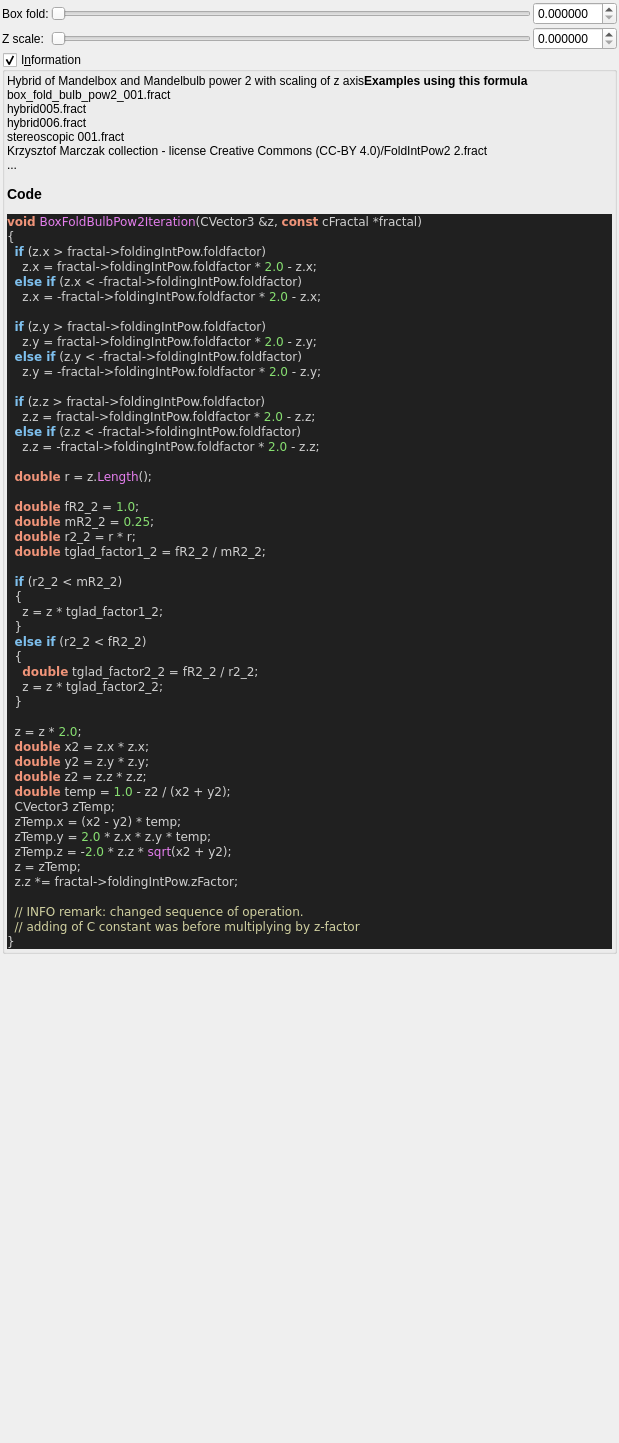
This is mandelbulber2/qt_data/fractal_boxfold_bulbpow2.ui in buddhi1980/mandelbulber2 as Qt 5 draws it before an edit. The edited form follows.
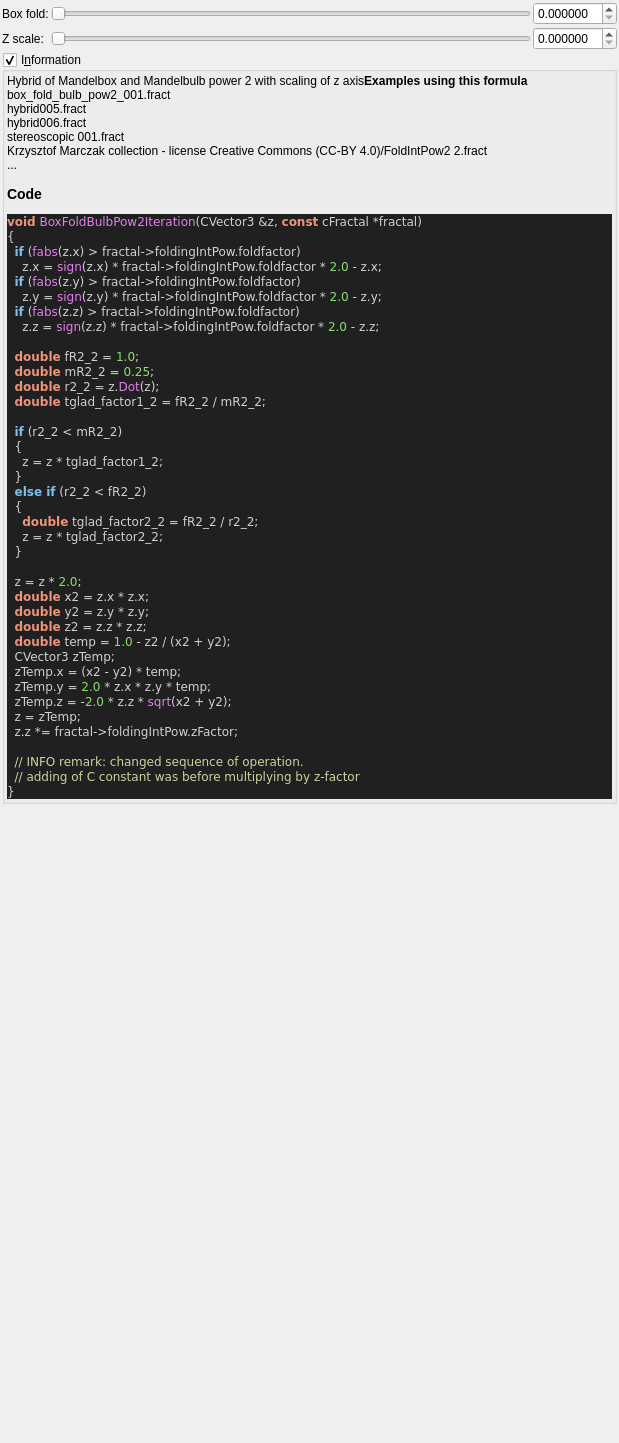
This is the edited form. Custom widgets are drawn as their Qt base class.

```diff
--- a/mandelbulber2/qt_data/fractal_boxfold_bulbpow2.ui
+++ b/mandelbulber2/qt_data/fractal_boxfold_bulbpow2.ui
@@ -186,26 +186,16 @@
 &lt;body style=&quot;background-color:#202020&quot;&gt;
 &lt;pre style=&quot;color:#d0d0d0; background-color:#202020;  font-family:'Courier New',monospace;&quot;&gt;&lt;span style=&quot;color:#f09479; font-weight:bold&quot;&gt;void&lt;/span&gt; &lt;span style=&quot;color:#e47eed&quot;&gt;BoxFoldBulbPow2Iteration&lt;/span&gt;&lt;span style=&quot;color:#d0d0d0&quot;&gt;(&lt;/span&gt;CVector3 &lt;span style=&quot;color:#d0d0d0&quot;&gt;&amp;amp;&lt;/span&gt;z&lt;span style=&quot;color:#d0d0d0&quot;&gt;,&lt;/span&gt; &lt;span style=&quot;color:#f09479; font-weight:bold&quot;&gt;const&lt;/span&gt; cFractal &lt;span style=&quot;color:#d0d0d0&quot;&gt;*&lt;/span&gt;fractal&lt;span style=&quot;color:#d0d0d0&quot;&gt;)&lt;/span&gt;
 &lt;span style=&quot;color:#d0d0d0&quot;&gt;{&lt;/span&gt;
-  &lt;span style=&quot;color:#7ec0ee; font-weight:bold&quot;&gt;if&lt;/span&gt; &lt;span style=&quot;color:#d0d0d0&quot;&gt;(&lt;/span&gt;z&lt;span style=&quot;color:#d0d0d0&quot;&gt;.&lt;/span&gt;x &lt;span style=&quot;color:#d0d0d0&quot;&gt;&amp;gt;&lt;/span&gt; fractal&lt;span style=&quot;color:#d0d0d0&quot;&gt;-&amp;gt;&lt;/span&gt;foldingIntPow&lt;span style=&quot;color:#d0d0d0&quot;&gt;.&lt;/span&gt;foldfactor&lt;span style=&quot;color:#d0d0d0&quot;&gt;)&lt;/span&gt;
-    z&lt;span style=&quot;color:#d0d0d0&quot;&gt;.&lt;/span&gt;x &lt;span style=&quot;color:#d0d0d0&quot;&gt;=&lt;/span&gt; fractal&lt;span style=&quot;color:#d0d0d0&quot;&gt;-&amp;gt;&lt;/span&gt;foldingIntPow&lt;span style=&quot;color:#d0d0d0&quot;&gt;.&lt;/span&gt;foldfactor &lt;span style=&quot;color:#d0d0d0&quot;&gt;*&lt;/span&gt; &lt;span style=&quot;color:#87df71&quot;&gt;2.0&lt;/span&gt; &lt;span style=&quot;color:#d0d0d0&quot;&gt;-&lt;/span&gt; z&lt;span style=&quot;color:#d0d0d0&quot;&gt;.&lt;/span&gt;x&lt;span style=&quot;color:#d0d0d0&quot;&gt;;&lt;/span&gt;
-  &lt;span style=&quot;color:#7ec0ee; font-weight:bold&quot;&gt;else if&lt;/span&gt; &lt;span style=&quot;color:#d0d0d0&quot;&gt;(&lt;/span&gt;z&lt;span style=&quot;color:#d0d0d0&quot;&gt;.&lt;/span&gt;x &lt;span style=&quot;color:#d0d0d0&quot;&gt;&amp;lt; -&lt;/span&gt;fractal&lt;span style=&quot;color:#d0d0d0&quot;&gt;-&amp;gt;&lt;/span&gt;foldingIntPow&lt;span style=&quot;color:#d0d0d0&quot;&gt;.&lt;/span&gt;foldfactor&lt;span style=&quot;color:#d0d0d0&quot;&gt;)&lt;/span&gt;
-    z&lt;span style=&quot;color:#d0d0d0&quot;&gt;.&lt;/span&gt;x &lt;span style=&quot;color:#d0d0d0&quot;&gt;= -&lt;/span&gt;fractal&lt;span style=&quot;color:#d0d0d0&quot;&gt;-&amp;gt;&lt;/span&gt;foldingIntPow&lt;span style=&quot;color:#d0d0d0&quot;&gt;.&lt;/span&gt;foldfactor &lt;span style=&quot;color:#d0d0d0&quot;&gt;*&lt;/span&gt; &lt;span style=&quot;color:#87df71&quot;&gt;2.0&lt;/span&gt; &lt;span style=&quot;color:#d0d0d0&quot;&gt;-&lt;/span&gt; z&lt;span style=&quot;color:#d0d0d0&quot;&gt;.&lt;/span&gt;x&lt;span style=&quot;color:#d0d0d0&quot;&gt;;&lt;/span&gt;
-
-  &lt;span style=&quot;color:#7ec0ee; font-weight:bold&quot;&gt;if&lt;/span&gt; &lt;span style=&quot;color:#d0d0d0&quot;&gt;(&lt;/span&gt;z&lt;span style=&quot;color:#d0d0d0&quot;&gt;.&lt;/span&gt;y &lt;span style=&quot;color:#d0d0d0&quot;&gt;&amp;gt;&lt;/span&gt; fractal&lt;span style=&quot;color:#d0d0d0&quot;&gt;-&amp;gt;&lt;/span&gt;foldingIntPow&lt;span style=&quot;color:#d0d0d0&quot;&gt;.&lt;/span&gt;foldfactor&lt;span style=&quot;color:#d0d0d0&quot;&gt;)&lt;/span&gt;
-    z&lt;span style=&quot;color:#d0d0d0&quot;&gt;.&lt;/span&gt;y &lt;span style=&quot;color:#d0d0d0&quot;&gt;=&lt;/span&gt; fractal&lt;span style=&quot;color:#d0d0d0&quot;&gt;-&amp;gt;&lt;/span&gt;foldingIntPow&lt;span style=&quot;color:#d0d0d0&quot;&gt;.&lt;/span&gt;foldfactor &lt;span style=&quot;color:#d0d0d0&quot;&gt;*&lt;/span&gt; &lt;span style=&quot;color:#87df71&quot;&gt;2.0&lt;/span&gt; &lt;span style=&quot;color:#d0d0d0&quot;&gt;-&lt;/span&gt; z&lt;span style=&quot;color:#d0d0d0&quot;&gt;.&lt;/span&gt;y&lt;span style=&quot;color:#d0d0d0&quot;&gt;;&lt;/span&gt;
-  &lt;span style=&quot;color:#7ec0ee; font-weight:bold&quot;&gt;else if&lt;/span&gt; &lt;span style=&quot;color:#d0d0d0&quot;&gt;(&lt;/span&gt;z&lt;span style=&quot;color:#d0d0d0&quot;&gt;.&lt;/span&gt;y &lt;span style=&quot;color:#d0d0d0&quot;&gt;&amp;lt; -&lt;/span&gt;fractal&lt;span style=&quot;color:#d0d0d0&quot;&gt;-&amp;gt;&lt;/span&gt;foldingIntPow&lt;span style=&quot;color:#d0d0d0&quot;&gt;.&lt;/span&gt;foldfactor&lt;span style=&quot;color:#d0d0d0&quot;&gt;)&lt;/span&gt;
-    z&lt;span style=&quot;color:#d0d0d0&quot;&gt;.&lt;/span&gt;y &lt;span style=&quot;color:#d0d0d0&quot;&gt;= -&lt;/span&gt;fractal&lt;span style=&quot;color:#d0d0d0&quot;&gt;-&amp;gt;&lt;/span&gt;foldingIntPow&lt;span style=&quot;color:#d0d0d0&quot;&gt;.&lt;/span&gt;foldfactor &lt;span style=&quot;color:#d0d0d0&quot;&gt;*&lt;/span&gt; &lt;span style=&quot;color:#87df71&quot;&gt;2.0&lt;/span&gt; &lt;span style=&quot;color:#d0d0d0&quot;&gt;-&lt;/span&gt; z&lt;span style=&quot;color:#d0d0d0&quot;&gt;.&lt;/span&gt;y&lt;span style=&quot;color:#d0d0d0&quot;&gt;;&lt;/span&gt;
-
-  &lt;span style=&quot;color:#7ec0ee; font-weight:bold&quot;&gt;if&lt;/span&gt; &lt;span style=&quot;color:#d0d0d0&quot;&gt;(&lt;/span&gt;z&lt;span style=&quot;color:#d0d0d0&quot;&gt;.&lt;/span&gt;z &lt;span style=&quot;color:#d0d0d0&quot;&gt;&amp;gt;&lt;/span&gt; fractal&lt;span style=&quot;color:#d0d0d0&quot;&gt;-&amp;gt;&lt;/span&gt;foldingIntPow&lt;span style=&quot;color:#d0d0d0&quot;&gt;.&lt;/span&gt;foldfactor&lt;span style=&quot;color:#d0d0d0&quot;&gt;)&lt;/span&gt;
-    z&lt;span style=&quot;color:#d0d0d0&quot;&gt;.&lt;/span&gt;z &lt;span style=&quot;color:#d0d0d0&quot;&gt;=&lt;/span&gt; fractal&lt;span style=&quot;color:#d0d0d0&quot;&gt;-&amp;gt;&lt;/span&gt;foldingIntPow&lt;span style=&quot;color:#d0d0d0&quot;&gt;.&lt;/span&gt;foldfactor &lt;span style=&quot;color:#d0d0d0&quot;&gt;*&lt;/span&gt; &lt;span style=&quot;color:#87df71&quot;&gt;2.0&lt;/span&gt; &lt;span style=&quot;color:#d0d0d0&quot;&gt;-&lt;/span&gt; z&lt;span style=&quot;color:#d0d0d0&quot;&gt;.&lt;/span&gt;z&lt;span style=&quot;color:#d0d0d0&quot;&gt;;&lt;/span&gt;
-  &lt;span style=&quot;color:#7ec0ee; font-weight:bold&quot;&gt;else if&lt;/span&gt; &lt;span style=&quot;color:#d0d0d0&quot;&gt;(&lt;/span&gt;z&lt;span style=&quot;color:#d0d0d0&quot;&gt;.&lt;/span&gt;z &lt;span style=&quot;color:#d0d0d0&quot;&gt;&amp;lt; -&lt;/span&gt;fractal&lt;span style=&quot;color:#d0d0d0&quot;&gt;-&amp;gt;&lt;/span&gt;foldingIntPow&lt;span style=&quot;color:#d0d0d0&quot;&gt;.&lt;/span&gt;foldfactor&lt;span style=&quot;color:#d0d0d0&quot;&gt;)&lt;/span&gt;
-    z&lt;span style=&quot;color:#d0d0d0&quot;&gt;.&lt;/span&gt;z &lt;span style=&quot;color:#d0d0d0&quot;&gt;= -&lt;/span&gt;fractal&lt;span style=&quot;color:#d0d0d0&quot;&gt;-&amp;gt;&lt;/span&gt;foldingIntPow&lt;span style=&quot;color:#d0d0d0&quot;&gt;.&lt;/span&gt;foldfactor &lt;span style=&quot;color:#d0d0d0&quot;&gt;*&lt;/span&gt; &lt;span style=&quot;color:#87df71&quot;&gt;2.0&lt;/span&gt; &lt;span style=&quot;color:#d0d0d0&quot;&gt;-&lt;/span&gt; z&lt;span style=&quot;color:#d0d0d0&quot;&gt;.&lt;/span&gt;z&lt;span style=&quot;color:#d0d0d0&quot;&gt;;&lt;/span&gt;
-
-  &lt;span style=&quot;color:#f09479; font-weight:bold&quot;&gt;double&lt;/span&gt; r &lt;span style=&quot;color:#d0d0d0&quot;&gt;=&lt;/span&gt; z&lt;span style=&quot;color:#d0d0d0&quot;&gt;.&lt;/span&gt;&lt;span style=&quot;color:#e47eed&quot;&gt;Length&lt;/span&gt;&lt;span style=&quot;color:#d0d0d0&quot;&gt;();&lt;/span&gt;
+  &lt;span style=&quot;color:#7ec0ee; font-weight:bold&quot;&gt;if&lt;/span&gt; &lt;span style=&quot;color:#d0d0d0&quot;&gt;(&lt;/span&gt;&lt;span style=&quot;color:#e47eed&quot;&gt;fabs&lt;/span&gt;&lt;span style=&quot;color:#d0d0d0&quot;&gt;(&lt;/span&gt;z&lt;span style=&quot;color:#d0d0d0&quot;&gt;.&lt;/span&gt;x&lt;span style=&quot;color:#d0d0d0&quot;&gt;) &amp;gt;&lt;/span&gt; fractal&lt;span style=&quot;color:#d0d0d0&quot;&gt;-&amp;gt;&lt;/span&gt;foldingIntPow&lt;span style=&quot;color:#d0d0d0&quot;&gt;.&lt;/span&gt;foldfactor&lt;span style=&quot;color:#d0d0d0&quot;&gt;)&lt;/span&gt;
+    z&lt;span style=&quot;color:#d0d0d0&quot;&gt;.&lt;/span&gt;x &lt;span style=&quot;color:#d0d0d0&quot;&gt;=&lt;/span&gt; &lt;span style=&quot;color:#e47eed&quot;&gt;sign&lt;/span&gt;&lt;span style=&quot;color:#d0d0d0&quot;&gt;(&lt;/span&gt;z&lt;span style=&quot;color:#d0d0d0&quot;&gt;.&lt;/span&gt;x&lt;span style=&quot;color:#d0d0d0&quot;&gt;) *&lt;/span&gt; fractal&lt;span style=&quot;color:#d0d0d0&quot;&gt;-&amp;gt;&lt;/span&gt;foldingIntPow&lt;span style=&quot;color:#d0d0d0&quot;&gt;.&lt;/span&gt;foldfactor &lt;span style=&quot;color:#d0d0d0&quot;&gt;*&lt;/span&gt; &lt;span style=&quot;color:#87df71&quot;&gt;2.0&lt;/span&gt; &lt;span style=&quot;color:#d0d0d0&quot;&gt;-&lt;/span&gt; z&lt;span style=&quot;color:#d0d0d0&quot;&gt;.&lt;/span&gt;x&lt;span style=&quot;color:#d0d0d0&quot;&gt;;&lt;/span&gt;
+  &lt;span style=&quot;color:#7ec0ee; font-weight:bold&quot;&gt;if&lt;/span&gt; &lt;span style=&quot;color:#d0d0d0&quot;&gt;(&lt;/span&gt;&lt;span style=&quot;color:#e47eed&quot;&gt;fabs&lt;/span&gt;&lt;span style=&quot;color:#d0d0d0&quot;&gt;(&lt;/span&gt;z&lt;span style=&quot;color:#d0d0d0&quot;&gt;.&lt;/span&gt;y&lt;span style=&quot;color:#d0d0d0&quot;&gt;) &amp;gt;&lt;/span&gt; fractal&lt;span style=&quot;color:#d0d0d0&quot;&gt;-&amp;gt;&lt;/span&gt;foldingIntPow&lt;span style=&quot;color:#d0d0d0&quot;&gt;.&lt;/span&gt;foldfactor&lt;span style=&quot;color:#d0d0d0&quot;&gt;)&lt;/span&gt;
+    z&lt;span style=&quot;color:#d0d0d0&quot;&gt;.&lt;/span&gt;y &lt;span style=&quot;color:#d0d0d0&quot;&gt;=&lt;/span&gt; &lt;span style=&quot;color:#e47eed&quot;&gt;sign&lt;/span&gt;&lt;span style=&quot;color:#d0d0d0&quot;&gt;(&lt;/span&gt;z&lt;span style=&quot;color:#d0d0d0&quot;&gt;.&lt;/span&gt;y&lt;span style=&quot;color:#d0d0d0&quot;&gt;) *&lt;/span&gt; fractal&lt;span style=&quot;color:#d0d0d0&quot;&gt;-&amp;gt;&lt;/span&gt;foldingIntPow&lt;span style=&quot;color:#d0d0d0&quot;&gt;.&lt;/span&gt;foldfactor &lt;span style=&quot;color:#d0d0d0&quot;&gt;*&lt;/span&gt; &lt;span style=&quot;color:#87df71&quot;&gt;2.0&lt;/span&gt; &lt;span style=&quot;color:#d0d0d0&quot;&gt;-&lt;/span&gt; z&lt;span style=&quot;color:#d0d0d0&quot;&gt;.&lt;/span&gt;y&lt;span style=&quot;color:#d0d0d0&quot;&gt;;&lt;/span&gt;
+  &lt;span style=&quot;color:#7ec0ee; font-weight:bold&quot;&gt;if&lt;/span&gt; &lt;span style=&quot;color:#d0d0d0&quot;&gt;(&lt;/span&gt;&lt;span style=&quot;color:#e47eed&quot;&gt;fabs&lt;/span&gt;&lt;span style=&quot;color:#d0d0d0&quot;&gt;(&lt;/span&gt;z&lt;span style=&quot;color:#d0d0d0&quot;&gt;.&lt;/span&gt;z&lt;span style=&quot;color:#d0d0d0&quot;&gt;) &amp;gt;&lt;/span&gt; fractal&lt;span style=&quot;color:#d0d0d0&quot;&gt;-&amp;gt;&lt;/span&gt;foldingIntPow&lt;span style=&quot;color:#d0d0d0&quot;&gt;.&lt;/span&gt;foldfactor&lt;span style=&quot;color:#d0d0d0&quot;&gt;)&lt;/span&gt;
+    z&lt;span style=&quot;color:#d0d0d0&quot;&gt;.&lt;/span&gt;z &lt;span style=&quot;color:#d0d0d0&quot;&gt;=&lt;/span&gt; &lt;span style=&quot;color:#e47eed&quot;&gt;sign&lt;/span&gt;&lt;span style=&quot;color:#d0d0d0&quot;&gt;(&lt;/span&gt;z&lt;span style=&quot;color:#d0d0d0&quot;&gt;.&lt;/span&gt;z&lt;span style=&quot;color:#d0d0d0&quot;&gt;) *&lt;/span&gt; fractal&lt;span style=&quot;color:#d0d0d0&quot;&gt;-&amp;gt;&lt;/span&gt;foldingIntPow&lt;span style=&quot;color:#d0d0d0&quot;&gt;.&lt;/span&gt;foldfactor &lt;span style=&quot;color:#d0d0d0&quot;&gt;*&lt;/span&gt; &lt;span style=&quot;color:#87df71&quot;&gt;2.0&lt;/span&gt; &lt;span style=&quot;color:#d0d0d0&quot;&gt;-&lt;/span&gt; z&lt;span style=&quot;color:#d0d0d0&quot;&gt;.&lt;/span&gt;z&lt;span style=&quot;color:#d0d0d0&quot;&gt;;&lt;/span&gt;
 
   &lt;span style=&quot;color:#f09479; font-weight:bold&quot;&gt;double&lt;/span&gt; fR2_2 &lt;span style=&quot;color:#d0d0d0&quot;&gt;=&lt;/span&gt; &lt;span style=&quot;color:#87df71&quot;&gt;1.0&lt;/span&gt;&lt;span style=&quot;color:#d0d0d0&quot;&gt;;&lt;/span&gt;
   &lt;span style=&quot;color:#f09479; font-weight:bold&quot;&gt;double&lt;/span&gt; mR2_2 &lt;span style=&quot;color:#d0d0d0&quot;&gt;=&lt;/span&gt; &lt;span style=&quot;color:#87df71&quot;&gt;0.25&lt;/span&gt;&lt;span style=&quot;color:#d0d0d0&quot;&gt;;&lt;/span&gt;
-  &lt;span style=&quot;color:#f09479; font-weight:bold&quot;&gt;double&lt;/span&gt; r2_2 &lt;span style=&quot;color:#d0d0d0&quot;&gt;=&lt;/span&gt; r &lt;span style=&quot;color:#d0d0d0&quot;&gt;*&lt;/span&gt; r&lt;span style=&quot;color:#d0d0d0&quot;&gt;;&lt;/span&gt;
+  &lt;span style=&quot;color:#f09479; font-weight:bold&quot;&gt;double&lt;/span&gt; r2_2 &lt;span style=&quot;color:#d0d0d0&quot;&gt;=&lt;/span&gt; z&lt;span style=&quot;color:#d0d0d0&quot;&gt;.&lt;/span&gt;&lt;span style=&quot;color:#e47eed&quot;&gt;Dot&lt;/span&gt;&lt;span style=&quot;color:#d0d0d0&quot;&gt;(&lt;/span&gt;z&lt;span style=&quot;color:#d0d0d0&quot;&gt;);&lt;/span&gt;
   &lt;span style=&quot;color:#f09479; font-weight:bold&quot;&gt;double&lt;/span&gt; tglad_factor1_2 &lt;span style=&quot;color:#d0d0d0&quot;&gt;=&lt;/span&gt; fR2_2 &lt;span style=&quot;color:#d0d0d0&quot;&gt;/&lt;/span&gt; mR2_2&lt;span style=&quot;color:#d0d0d0&quot;&gt;;&lt;/span&gt;
 
   &lt;span style=&quot;color:#7ec0ee; font-weight:bold&quot;&gt;if&lt;/span&gt; &lt;span style=&quot;color:#d0d0d0&quot;&gt;(&lt;/span&gt;r2_2 &lt;span style=&quot;color:#d0d0d0&quot;&gt;&amp;lt;&lt;/span&gt; mR2_2&lt;span style=&quot;color:#d0d0d0&quot;&gt;)&lt;/span&gt;
```
